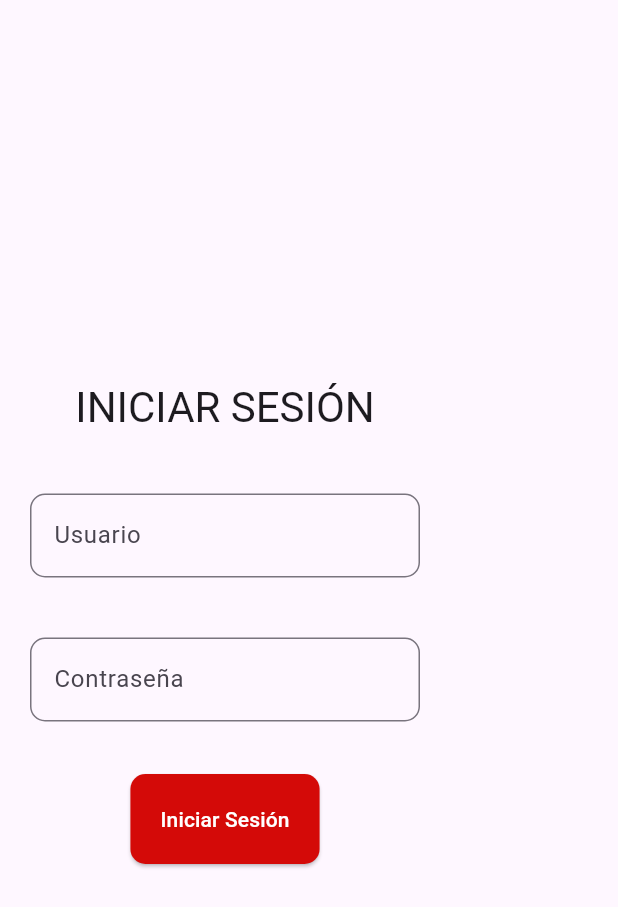
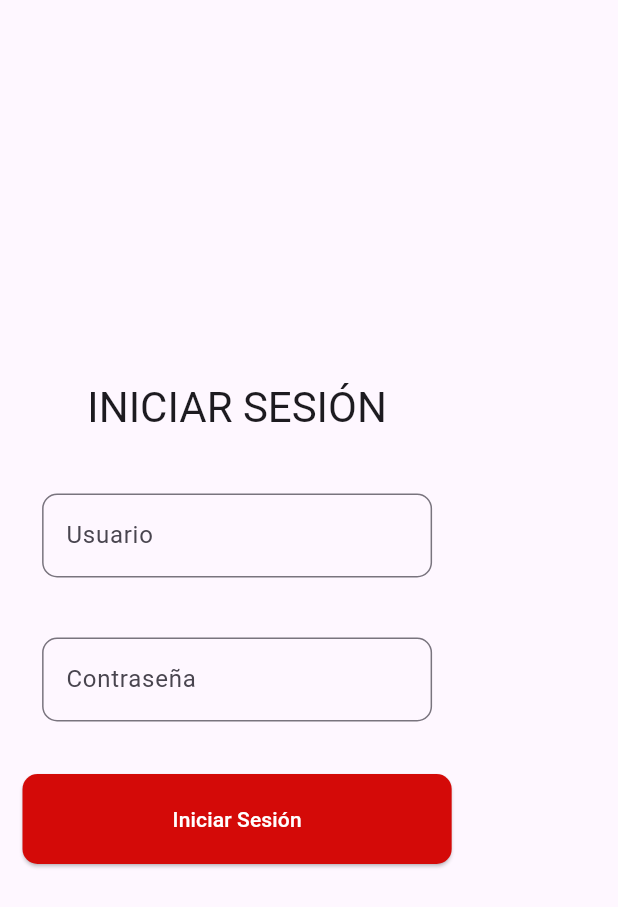
Before and after one commit to jessymontano/DigitalMenu, a Flutter app: the screen it shows after launch, on a phone screen of 412 x 824 dp. Shown: the top 907 px of the screen. Run offline on Flutter 3.47's test engine with Material 3 defaults, Android fonts, the phone set to English and light mode, and no system bars.

Commit message:
cambiar padding en boton

```diff
--- a/lib/src/widgets/button.dart
+++ b/lib/src/widgets/button.dart
@@ -13,7 +13,7 @@ class Button extends StatelessWidget {
         style: ElevatedButton.styleFrom(
             backgroundColor: Color.fromARGB(255, 212, 10, 8),
             foregroundColor: Colors.white,
-            padding: EdgeInsets.all(20),
+            padding: EdgeInsets.fromLTRB(100, 20, 100, 20),
             shape: RoundedRectangleBorder(
                 borderRadius: BorderRadius.circular(10))),
         child: Text(text));
```
